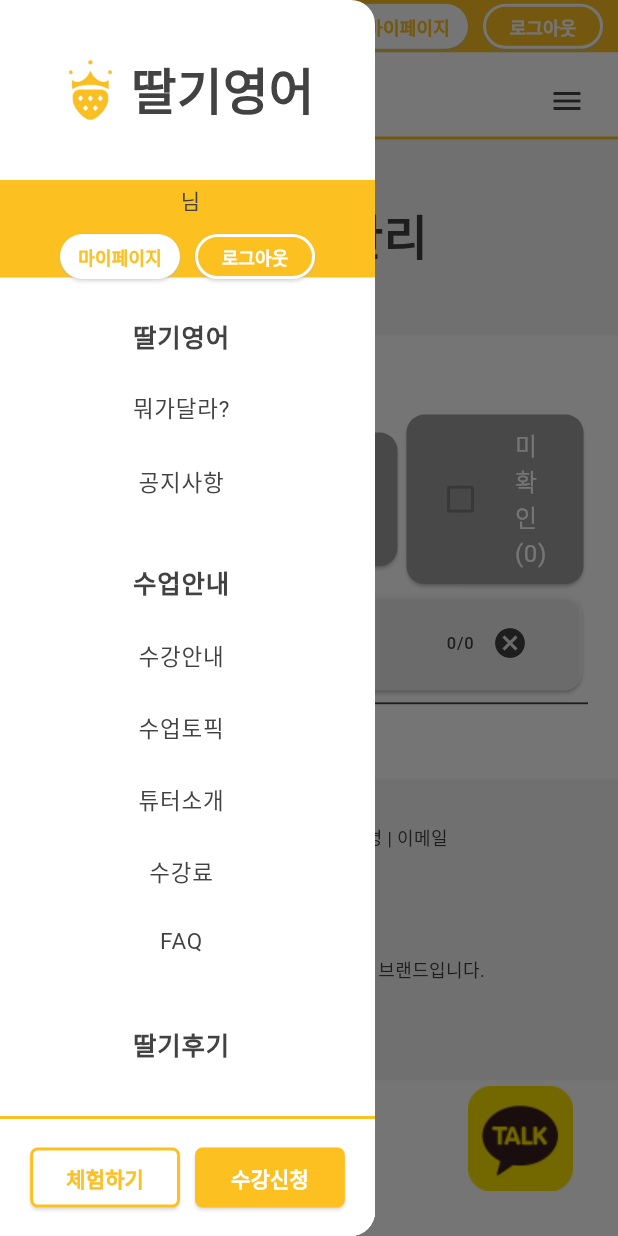
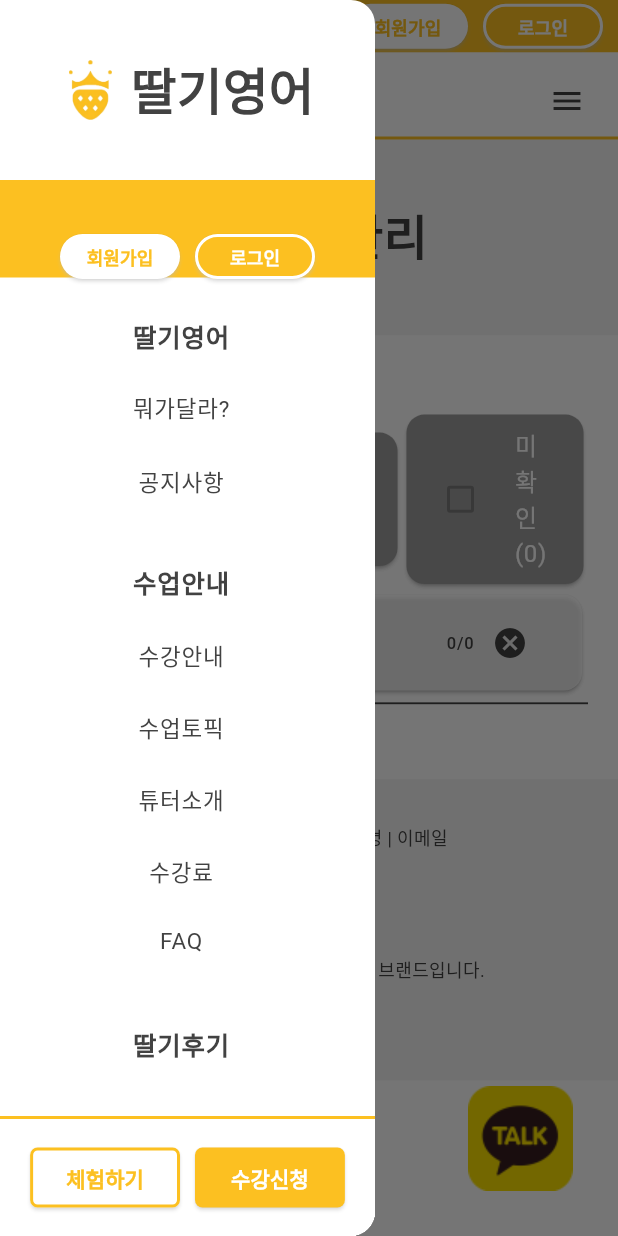
Before and after one commit to yj7-park/strawberryenglish, a Flutter app: the AdminFeedbackScreen screen opened by its route, with the side drawer open, on a phone screen of 412 x 824 dp. Run offline on Flutter 3.47's test engine with Material 3 defaults, Android fonts, the phone set to English and light mode, and no system bars; our stand-ins replace carousel_slider, cloud_firestore, firebase_auth, firebase_core, flutter_markdown, googleapis_auth and 3 more; missing offline and left inert: googleapis, pointer_interceptor, spreadsheet_decoder, universal_html, youtube_player_iframe_web; accounts and stored records are empty; statements that could not run were skipped; key blocks and very long unbroken strings in the code were emptied for the run.

Commit message:
[리팩토링] drawer와 appbar가 Provider를 사용하도록 보완 (한계정 복수사용자 기능)

```diff
--- a/lib/screens/home_screen/home_screen_4_price.dart
+++ b/lib/screens/home_screen/home_screen_4_price.dart
@@ -43,7 +43,7 @@ class HomeScreen4Price extends StatelessWidget {
               'assets/images/price1.png',
               width: 700,
             ),
-            SizedBox(width: 50, height: 50),
+            const SizedBox(width: 50, height: 50),
             Image.asset(
               'assets/images/price2.png',
               width: 700,
--- a/lib/screens/signup_screen/signup_screen_3_button.dart
+++ b/lib/screens/signup_screen/signup_screen_3_button.dart
@@ -153,7 +153,7 @@ class SignupScreen3ButtonState extends State<SignupScreen3Button> {
         context: context,
         title: "회원가입 완료",
         body: [
-          Text(
+          const Text(
             "회원가입이 완료되었습니다.",
             style: TextStyle(
               fontSize: 18,
--- a/lib/screens/tuitionfee_screen/tuitionfee_screen_1_table.dart
+++ b/lib/screens/tuitionfee_screen/tuitionfee_screen_1_table.dart
@@ -1,5 +1,4 @@
 import 'package:flutter/material.dart';
-import 'package:intl/intl.dart';
 import 'package:strawberryenglish/themes/my_theme.dart';
 
 class TuitionfeeScreen1Table extends StatelessWidget {
@@ -20,7 +19,7 @@ class TuitionfeeScreen1Table extends StatelessWidget {
               'assets/images/price1.png',
               width: 700,
             ),
-            SizedBox(width: 50, height: 50),
+            const SizedBox(width: 50, height: 50),
             Image.asset(
               'assets/images/price2.png',
               width: 700,
--- a/lib/widgets/my_app_bar.dart
+++ b/lib/widgets/my_app_bar.dart
@@ -1,7 +1,9 @@
 // ignore_for_file: library_private_types_in_public_api
 
-import 'package:firebase_auth/firebase_auth.dart';
 import 'package:flutter/material.dart';
+import 'package:provider/provider.dart';
+import 'package:strawberryenglish/models/student.dart';
+import 'package:strawberryenglish/providers/student_provider.dart';
 import 'package:strawberryenglish/themes/my_theme.dart';
 import 'package:strawberryenglish/utils/my_dialogs.dart';
 import 'package:pointer_interceptor/pointer_interceptor.dart';
@@ -20,17 +22,22 @@ class _MyMenuAppBarState extends State<MyMenuAppBar> {
   static const _defaultHeight = 56.0;
   static const _expendedHeight = 256.0;
   double _height = _defaultHeight;
+  late StudentProvider studentProvider;
 
   @override
   Widget build(BuildContext context) {
-    setState(() {});
+    studentProvider = Provider.of<StudentProvider>(context);
+    return FutureBuilder<Student?>(
+      future: studentProvider.getStudent(), // 새로운 Future 생성
+      builder: (context, snapshot) {
+        var student = snapshot.data;
         double screenWidth = MediaQuery.of(context).size.width;
         double widgetPadding = ((screenWidth - 1000) / 2).clamp(10, double.nan);
         bool isMobile = screenWidth < 1000;
         // TODO: 모바일일 경우에는 화면이 크더라도 isMobile true로 설정 필요
-    bool isLoggedIn = FirebaseAuth.instance.currentUser != null;
-    bool isAdmin = FirebaseAuth.instance.currentUser != null &&
-        FirebaseAuth.instance.currentUser!.email == 'admin@admin.com';
+        bool isLoggedIn = student != null;
+        bool isAdmin =
+            student != null && student.data['email'] == 'admin@admin.com';
         // TODO: for test
         // isAdmin = true;
         return Stack(
@@ -39,8 +46,8 @@ class _MyMenuAppBarState extends State<MyMenuAppBar> {
               height: _height > _defaultHeight ? double.infinity : 0,
               child: AnimatedContainer(
                 duration: const Duration(milliseconds: 200),
-            color:
-                Colors.black38.withOpacity(_height > _defaultHeight ? 0.5 : 0),
+                color: Colors.black38
+                    .withOpacity(_height > _defaultHeight ? 0.5 : 0),
                 height: double.infinity,
               ),
             ),
@@ -54,17 +61,18 @@ class _MyMenuAppBarState extends State<MyMenuAppBar> {
                     child: Row(
                       mainAxisAlignment: MainAxisAlignment.end,
                       children: [
+                        if (isLoggedIn) ...[
+                          // TODO: DropdownMenu
                           Text(
-                      isLoggedIn
-                          ? isAdmin
+                            isAdmin
                                 ? '🛡관리자모드🛡'
-                              : '${FirebaseAuth.instance.currentUser!.email} 님'
-                          : '',
+                                : '${student.data['email']} 님',
                             style: const TextStyle(
                               fontSize: 12,
                             ),
                           ),
                           const SizedBox(width: 20),
+                        ],
                         ElevatedButton(
                           style: ElevatedButton.styleFrom(
                             shape: const StadiumBorder(),
@@ -76,7 +84,8 @@ class _MyMenuAppBarState extends State<MyMenuAppBar> {
                           ),
                           onPressed: () {
                             isLoggedIn
-                            ? Navigator.pushNamed(context, '/student_calendar')
+                                ? Navigator.pushNamed(
+                                    context, '/student_calendar')
                                 : Navigator.pushNamed(context, '/signup');
                           },
                           child: Text(
@@ -108,7 +117,7 @@ class _MyMenuAppBarState extends State<MyMenuAppBar> {
                                       await LogoutDialog.show(context);
                                   if (confirmLogout) {
                                     // 사용자가 확인하면 로그아웃 처리
-                                await FirebaseAuth.instance.signOut();
+                                    studentProvider.logoutStudent();
                                     if (!context.mounted) return;
                                     Navigator.pushNamed(context, '/');
                                   }
@@ -224,7 +233,8 @@ class _MyMenuAppBarState extends State<MyMenuAppBar> {
                                             context, '튜터소개', '/tutors'),
                                         myMenuItemButton(
                                             context, '수강료', '/tuitionfee'),
-                                    myMenuItemButton(context, 'FAQ', '/faq'),
+                                        myMenuItemButton(
+                                            context, 'FAQ', '/faq'),
                                       ],
                                     ),
                                   ),
@@ -258,8 +268,8 @@ class _MyMenuAppBarState extends State<MyMenuAppBar> {
                                         children: [
                                           myMenuItemButton(context, '🛡관리자메뉴',
                                               '/admin_students'),
-                                      myMenuItemButton(
-                                          context, '🛡학생정보', '/admin_students'),
+                                          myMenuItemButton(context, '🛡학생정보',
+                                              '/admin_students'),
                                           myMenuItemButton(context, '🛡후기관리',
                                               '/admin_feedbacks'),
                                         ],
@@ -272,25 +282,27 @@ class _MyMenuAppBarState extends State<MyMenuAppBar> {
                                   const SizedBox(height: 4),
                                   if (!isAdmin)
                                     Row(
-                                  mainAxisAlignment: MainAxisAlignment.center,
-                                  crossAxisAlignment: CrossAxisAlignment.end,
+                                      mainAxisAlignment:
+                                          MainAxisAlignment.center,
+                                      crossAxisAlignment:
+                                          CrossAxisAlignment.end,
                                       children: [
                                         ElevatedButton(
                                           style: ElevatedButton.styleFrom(
-                                        foregroundColor:
-                                            customTheme.colorScheme.secondary,
+                                            foregroundColor: customTheme
+                                                .colorScheme.secondary,
                                             backgroundColor: Colors.white,
                                             shadowColor: Colors.white,
                                             side: BorderSide(
-                                          color:
-                                              customTheme.colorScheme.secondary,
+                                              color: customTheme
+                                                  .colorScheme.secondary,
                                               width: 2,
                                             ),
                                           ),
                                           onPressed: () {
-                                        Navigator.pushNamed(context, '/trial');
-                                        if (FirebaseAuth.instance.currentUser ==
-                                            null) {
+                                            Navigator.pushNamed(
+                                                context, '/trial');
+                                            if (!isLoggedIn) {
                                               Navigator.popAndPushNamed(
                                                       context, '/login')
                                                   .then((_) => setState(() {}));
@@ -307,15 +319,14 @@ class _MyMenuAppBarState extends State<MyMenuAppBar> {
                                         ElevatedButton(
                                           style: ElevatedButton.styleFrom(
                                             foregroundColor: Colors.white,
-                                        backgroundColor:
-                                            customTheme.colorScheme.secondary,
+                                            backgroundColor: customTheme
+                                                .colorScheme.secondary,
                                             shadowColor: Colors.white,
                                           ),
                                           onPressed: () {
                                             Navigator.pushNamed(
                                                 context, '/enrollment');
-                                        if (FirebaseAuth.instance.currentUser ==
-                                            null) {
+                                            if (!isLoggedIn) {
                                               Navigator.popAndPushNamed(
                                                       context, '/login')
                                                   .then((_) => setState(() {}));
@@ -357,6 +368,8 @@ class _MyMenuAppBarState extends State<MyMenuAppBar> {
             ),
           ],
         );
+      },
+    );
   }
 }
 
--- a/lib/widgets/my_drawer.dart
+++ b/lib/widgets/my_drawer.dart
@@ -1,5 +1,7 @@
-import 'package:firebase_auth/firebase_auth.dart';
 import 'package:flutter/material.dart';
+import 'package:provider/provider.dart';
+import 'package:strawberryenglish/models/student.dart';
+import 'package:strawberryenglish/providers/student_provider.dart';
 import 'package:pointer_interceptor/pointer_interceptor.dart';
 import 'package:strawberryenglish/themes/my_theme.dart';
 
@@ -15,12 +17,19 @@ class MyDrawer extends StatefulWidget {
 }
 
 class _MyDrawerState extends State<MyDrawer> {
+  late StudentProvider studentProvider;
+
   @override
   Widget build(BuildContext context) {
-    setState(() {});
-    bool isLoggedIn = FirebaseAuth.instance.currentUser != null;
-    bool isAdmin = FirebaseAuth.instance.currentUser != null &&
-        FirebaseAuth.instance.currentUser!.email == 'admin@admin.com';
+    studentProvider = Provider.of<StudentProvider>(context);
+    return FutureBuilder<Student?>(
+      future: studentProvider.getStudent(), // 새로운 Future 생성
+      builder: (context, snapshot) {
+        var student = snapshot.data;
+
+        bool isLoggedIn = student != null;
+        bool isAdmin =
+            student != null && student.data['email'] == 'admin@admin.com';
         return PointerInterceptor(
           child: Drawer(
             width: 250,
@@ -61,8 +70,8 @@ class _MyDrawerState extends State<MyDrawer> {
                         ),
                       ),
                       Container(
-                    padding:
-                        const EdgeInsets.symmetric(horizontal: 30, vertical: 3),
+                        padding: const EdgeInsets.symmetric(
+                            horizontal: 30, vertical: 3),
                         color: customTheme.colorScheme.secondary,
                         height: 65,
                         width: double.infinity,
@@ -75,7 +84,7 @@ class _MyDrawerState extends State<MyDrawer> {
                               isLoggedIn
                                   ? isAdmin
                                       ? '🛡관리자모드🛡'
-                                  : '${FirebaseAuth.instance.currentUser!.email} 님'
+                                      : '${student.data['email']} 님'
                                   : '',
                             ),
                             const SizedBox(height: 3),
@@ -86,8 +95,8 @@ class _MyDrawerState extends State<MyDrawer> {
                                   style: ElevatedButton.styleFrom(
                                     shape: const StadiumBorder(),
                                     minimumSize: const Size(80, 30),
-                                padding:
-                                    const EdgeInsets.symmetric(horizontal: 10),
+                                    padding: const EdgeInsets.symmetric(
+                                        horizontal: 10),
                                     backgroundColor: Colors.white,
                                     foregroundColor:
                                         customTheme.colorScheme.secondary,
@@ -97,7 +106,8 @@ class _MyDrawerState extends State<MyDrawer> {
                                     isLoggedIn
                                         ? Navigator.pushNamed(
                                             context, '/student_calendar')
-                                    : Navigator.pushNamed(context, '/signup');
+                                        : Navigator.pushNamed(
+                                            context, '/signup');
                                   },
                                   child: Text(
                                     isLoggedIn ? '마이페이지' : '회원가입',
@@ -113,8 +123,8 @@ class _MyDrawerState extends State<MyDrawer> {
                                   style: ElevatedButton.styleFrom(
                                     shape: const StadiumBorder(),
                                     minimumSize: const Size(80, 30),
-                                padding:
-                                    const EdgeInsets.symmetric(horizontal: 10),
+                                    padding: const EdgeInsets.symmetric(
+                                        horizontal: 10),
                                     foregroundColor: Colors.white,
                                     shadowColor: Colors.white,
                                     side: const BorderSide(
@@ -129,7 +139,7 @@ class _MyDrawerState extends State<MyDrawer> {
                                               await LogoutDialog.show(context);
                                           if (confirmLogout) {
                                             // 사용자가 확인하면 로그아웃 처리
-                                        await FirebaseAuth.instance.signOut();
+                                            studentProvider.logoutStudent();
                                             if (!context.mounted) return;
                                             Navigator.pushNamed(context, '/');
                                           }
@@ -175,10 +185,13 @@ class _MyDrawerState extends State<MyDrawer> {
                                 highlight: true),
                             if (isAdmin) ...[
                               const SizedBox(height: 20),
-                          myDrawerTile(context, '🛡관리자메뉴', '/admin_students',
+                              myDrawerTile(
+                                  context, '🛡관리자메뉴', '/admin_students',
                                   highlight: true),
-                          myDrawerTile(context, '🛡학생정보', '/admin_students'),
-                          myDrawerTile(context, '🛡후기관리', '/admin_feedbacks'),
+                              myDrawerTile(
+                                  context, '🛡학생정보', '/admin_students'),
+                              myDrawerTile(
+                                  context, '🛡후기관리', '/admin_feedbacks'),
                             ],
                             const SizedBox(height: 75),
                           ],
@@ -212,7 +225,8 @@ class _MyDrawerState extends State<MyDrawer> {
                           children: [
                             ElevatedButton(
                               style: ElevatedButton.styleFrom(
-                            foregroundColor: customTheme.colorScheme.secondary,
+                                foregroundColor:
+                                    customTheme.colorScheme.secondary,
                                 backgroundColor: Colors.white,
                                 shadowColor: Colors.white,
                                 side: BorderSide(
@@ -222,7 +236,7 @@ class _MyDrawerState extends State<MyDrawer> {
                               ),
                               onPressed: () {
                                 Navigator.pushNamed(context, '/trial');
-                            if (FirebaseAuth.instance.currentUser == null) {
+                                if (!isLoggedIn) {
                                   Navigator.popAndPushNamed(context, '/login')
                                       .then((_) => setState(() {}));
                                 }
@@ -237,12 +251,13 @@ class _MyDrawerState extends State<MyDrawer> {
                             ElevatedButton(
                               style: ElevatedButton.styleFrom(
                                 foregroundColor: Colors.white,
-                            backgroundColor: customTheme.colorScheme.secondary,
+                                backgroundColor:
+                                    customTheme.colorScheme.secondary,
                                 shadowColor: Colors.white,
                               ),
                               onPressed: () {
                                 Navigator.pushNamed(context, '/enrollment');
-                            if (FirebaseAuth.instance.currentUser == null) {
+                                if (!isLoggedIn) {
                                   Navigator.popAndPushNamed(context, '/login')
                                       .then((_) => setState(() {}));
                                 }
@@ -262,6 +277,8 @@ class _MyDrawerState extends State<MyDrawer> {
             ),
           ),
         );
+      },
+    );
   }
 }
 
```
Also changed, not shown: lib/providers/student_provider.dart (+30 -7 lines). Lines whose indentation alone changed are shown as unchanged.
